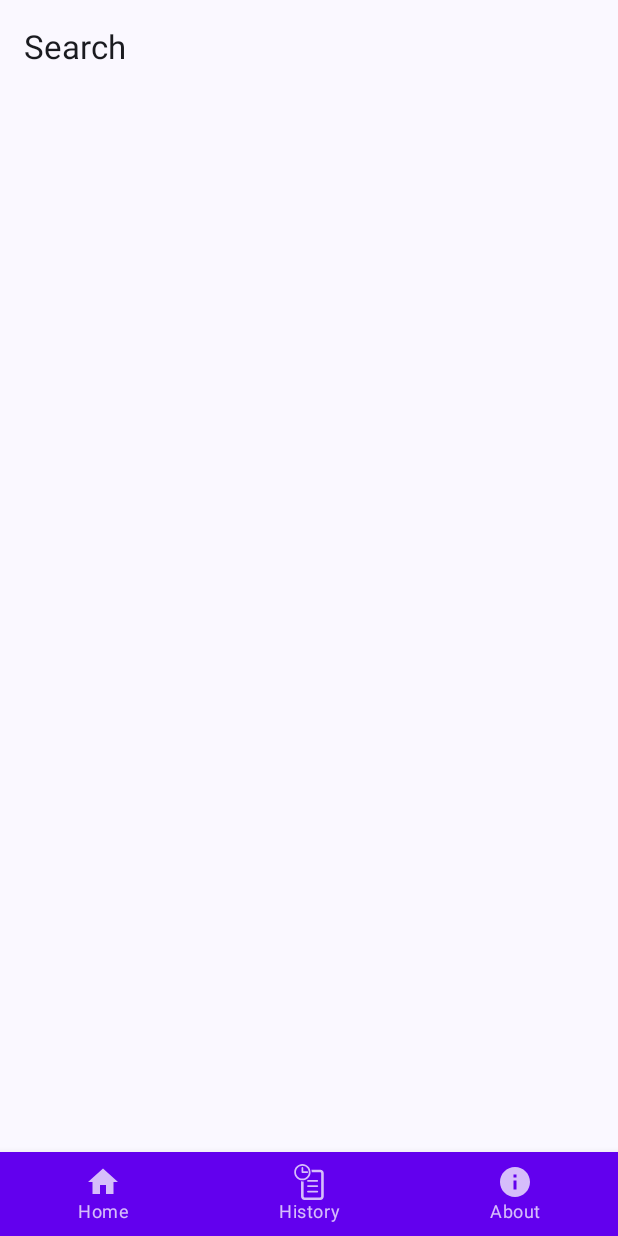
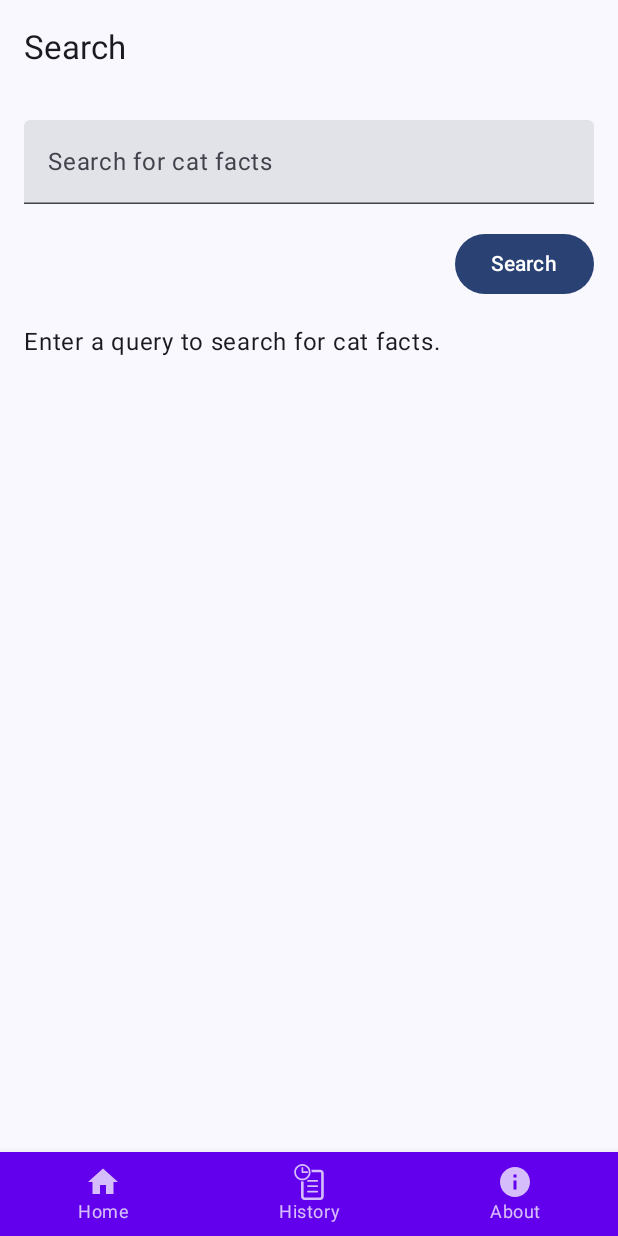
Before and after one commit to draconra/fact-cat-app, an Android app built with Jetpack Compose: the SearchScreen screen opened through its navigation route, on a phone screen of 412 x 824 dp. Run offline under Robolectric (Android 15) with nearby library versions, the phone set to English and light mode, and no system bars; our stand-ins replace Dagger/Hilt's generated code.

Commit message:
add: search viewmodel and search screen

```diff
--- a/app/src/main/java/jp/speakbuddy/edisonandroidexercise/network/FactService.kt
+++ b/app/src/main/java/jp/speakbuddy/edisonandroidexercise/network/FactService.kt
@@ -1,15 +1,19 @@
 package jp.speakbuddy.edisonandroidexercise.network
 
+import jp.speakbuddy.edisonandroidexercise.model.FactListResponse
+import jp.speakbuddy.edisonandroidexercise.model.FactResponse
 import kotlinx.serialization.Serializable
 import retrofit2.http.GET
+import retrofit2.http.Query
 
 interface FactService {
     @GET("fact")
     suspend fun getFact(): FactResponse
+
+    @GET("facts")
+    suspend fun getFacts(
+        @Query("limit") limit: Int,
+        @Query("max_length") maxLength: Int
+    ): FactListResponse
+
 }
-
-@Serializable
-data class FactResponse(
-    val fact: String,
-    val length: Int
-)
--- a/app/src/main/java/jp/speakbuddy/edisonandroidexercise/ui/fact/FactViewModel.kt
+++ b/app/src/main/java/jp/speakbuddy/edisonandroidexercise/ui/fact/FactViewModel.kt
@@ -5,7 +5,7 @@ import androidx.lifecycle.viewModelScope
 import dagger.hilt.android.lifecycle.HiltViewModel
 import jp.speakbuddy.edisonandroidexercise.R
 import jp.speakbuddy.edisonandroidexercise.di.DataStoreRepository
-import jp.speakbuddy.edisonandroidexercise.network.FactResponse
+import jp.speakbuddy.edisonandroidexercise.model.FactResponse
 import jp.speakbuddy.edisonandroidexercise.network.FactService
 import jp.speakbuddy.edisonandroidexercise.util.containsCats
 import kotlinx.coroutines.flow.MutableStateFlow
--- a/app/src/main/java/jp/speakbuddy/edisonandroidexercise/ui/home/MainNavigation.kt
+++ b/app/src/main/java/jp/speakbuddy/edisonandroidexercise/ui/home/MainNavigation.kt
@@ -13,6 +13,7 @@ import jp.speakbuddy.edisonandroidexercise.R
 import jp.speakbuddy.edisonandroidexercise.ui.fact.FactScreen
 import jp.speakbuddy.edisonandroidexercise.ui.fact.FactViewModel
 import jp.speakbuddy.edisonandroidexercise.ui.history.FactHistoryScreen
+import jp.speakbuddy.edisonandroidexercise.ui.search.SearchScreen
 
 @Composable
 fun MainNavigation(
@@ -30,6 +31,6 @@ fun MainNavigation(
         composable(NavigationItem.Home.route) { FactScreen(viewModel = viewModel) }
         composable(NavigationItem.History(historyIcon).route) { FactHistoryScreen() }
         composable(NavigationItem.About.route) { /* TODO Add About Screen in the next PR */ }
-        composable(NavigationItem.Search.route) { /* TODO Add Search Screen in the next PR */ }
+        composable(NavigationItem.Search.route) { SearchScreen() }
     }
 }
--- /dev/null
+++ b/app/src/main/java/jp/speakbuddy/edisonandroidexercise/ui/search/SearchScreen.kt
@@ -0,0 +1,83 @@
+package jp.speakbuddy.edisonandroidexercise.ui.search
+
+import androidx.compose.foundation.layout.Column
+import androidx.compose.foundation.layout.Spacer
+import androidx.compose.foundation.layout.fillMaxSize
+import androidx.compose.foundation.layout.fillMaxWidth
+import androidx.compose.foundation.layout.height
+import androidx.compose.foundation.layout.padding
+import androidx.compose.foundation.lazy.LazyColumn
+import androidx.compose.foundation.lazy.items
+import androidx.compose.material3.Button
+import androidx.compose.material3.Text
+import androidx.compose.material3.TextField
+import androidx.compose.runtime.Composable
+import androidx.compose.runtime.collectAsState
+import androidx.compose.runtime.getValue
+import androidx.compose.runtime.mutableStateOf
+import androidx.compose.runtime.remember
+import androidx.compose.runtime.setValue
+import androidx.compose.ui.Alignment
+import androidx.compose.ui.Modifier
+import androidx.compose.ui.res.stringResource
+import androidx.compose.ui.unit.dp
+import androidx.hilt.navigation.compose.hiltViewModel
+import jp.speakbuddy.edisonandroidexercise.R
+import jp.speakbuddy.edisonandroidexercise.ui.history.FactHistoryCard
+import jp.speakbuddy.edisonandroidexercise.ui.home.LottieImageAnimation
+
+@Composable
+fun SearchScreen(viewModel: SearchViewModel = hiltViewModel()) {
+    val uiState by viewModel.uiState.collectAsState()
+    var query by remember { mutableStateOf("") }
+
+    Column(
+        modifier = Modifier
+            .fillMaxSize()
+            .padding(16.dp)
+    ) {
+        TextField(
+            value = query,
+            onValueChange = { query = it },
+            label = { Text("Search for cat facts") },
+            modifier = Modifier.fillMaxWidth()
+        )
+
+        Spacer(modifier = Modifier.height(16.dp))
+
+        Button(
+            onClick = { viewModel.searchFacts(query) },
+            modifier = Modifier.align(Alignment.End)
+        ) {
+            Text("Search")
+        }
+
+        Spacer(modifier = Modifier.height(16.dp))
+
+        when (uiState) {
+            is SearchUiState.Idle -> {
+                Text(stringResource(R.string.enter_query))
+            }
+
+            is SearchUiState.Loading -> {
+                LottieImageAnimation()
+            }
+
+            is SearchUiState.Success -> {
+                LazyColumn {
+                    items((uiState as SearchUiState.Success).facts) { fact ->
+                        FactHistoryCard(fact = fact.fact)
+                    }
+                }
+            }
+
+            is SearchUiState.NoData -> {
+                Text((uiState as SearchUiState.NoData).message)
+            }
+
+            is SearchUiState.Error -> {
+                Text((uiState as SearchUiState.Error).error)
+            }
+        }
+    }
+}
--- /dev/null
+++ b/app/src/main/java/jp/speakbuddy/edisonandroidexercise/ui/search/SearchViewModel.kt
@@ -0,0 +1,38 @@
+package jp.speakbuddy.edisonandroidexercise.ui.search
+
+import androidx.lifecycle.ViewModel
+import androidx.lifecycle.viewModelScope
+import dagger.hilt.android.lifecycle.HiltViewModel
+import jp.speakbuddy.edisonandroidexercise.model.FactResponse
+import jp.speakbuddy.edisonandroidexercise.network.FactService
+import kotlinx.coroutines.flow.MutableStateFlow
+import kotlinx.coroutines.flow.StateFlow
+import kotlinx.coroutines.flow.asStateFlow
+import kotlinx.coroutines.launch
+import javax.inject.Inject
+
+@HiltViewModel
+class SearchViewModel @Inject constructor(
+    private val factService: FactService
+) : ViewModel() {
+
+    private val _uiState = MutableStateFlow<SearchUiState>(SearchUiState.Idle)
+    val uiState: StateFlow<SearchUiState> = _uiState.asStateFlow()
+
+    fun searchFacts(query: String, limit: Int = 50, maxLength: Int = 500) {
+        viewModelScope.launch {
+            _uiState.value = SearchUiState.Loading
+            try {
+                val factsResponse = factService.getFacts(limit, maxLength)
+                val filteredFacts = factsResponse.data.filter { it.fact.contains(query, ignoreCase = true) }
+                if (filteredFacts.isNotEmpty()) {
+                    _uiState.value = SearchUiState.Success(filteredFacts)
+                } else {
+                    _uiState.value = SearchUiState.NoData("No facts found for query: $query")
+                }
+            } catch (e: Throwable) {
+                _uiState.value = SearchUiState.Error(e.message ?: "An unknown error occurred")
+            }
+        }
+    }
+}
--- a/app/src/main/res/values/strings.xml
+++ b/app/src/main/res/values/strings.xml
@@ -14,4 +14,5 @@
     <string name="no_facts_available">No facts available</string>
     <string name="close">Close</string>
     <string name="try_again">Try Again</string>
+    <string name="enter_query">Enter a query to search for cat facts.</string>
 </resources>
```
Also changed, not shown: app/src/main/java/jp/speakbuddy/edisonandroidexercise/model/FactListResponse.kt (added, +47 -0 lines), app/src/main/java/jp/speakbuddy/edisonandroidexercise/model/FactResponse.kt (added, +9 -0 lines), app/src/main/java/jp/speakbuddy/edisonandroidexercise/ui/search/SearchUiState.kt (added, +11 -0 lines).
